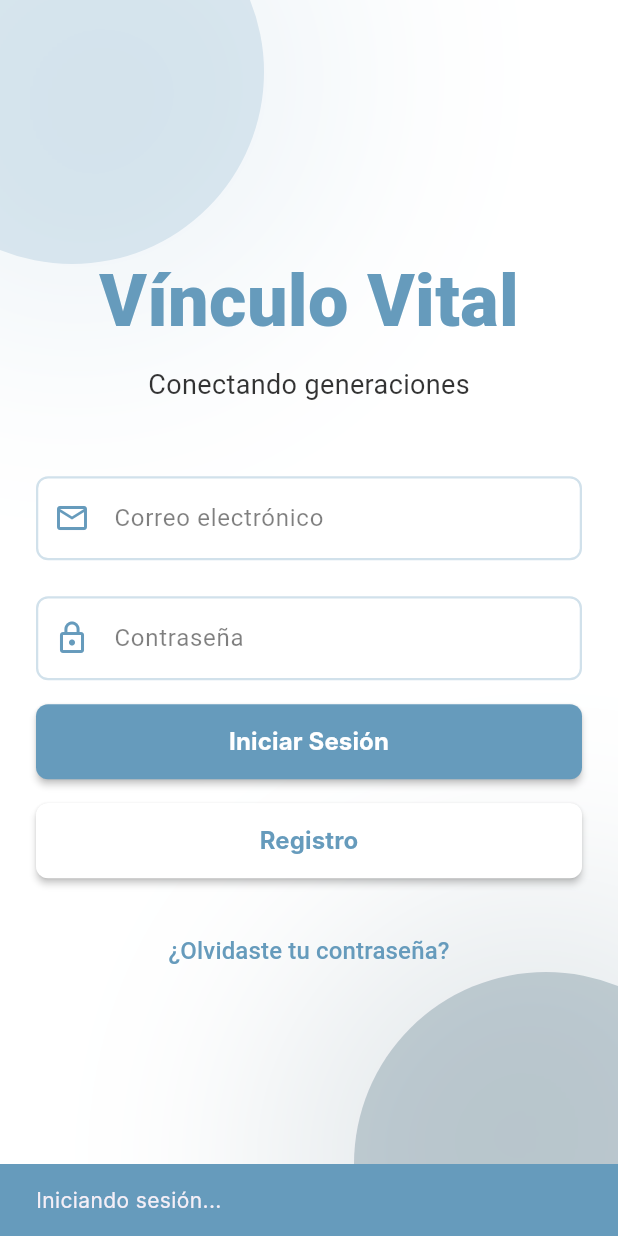
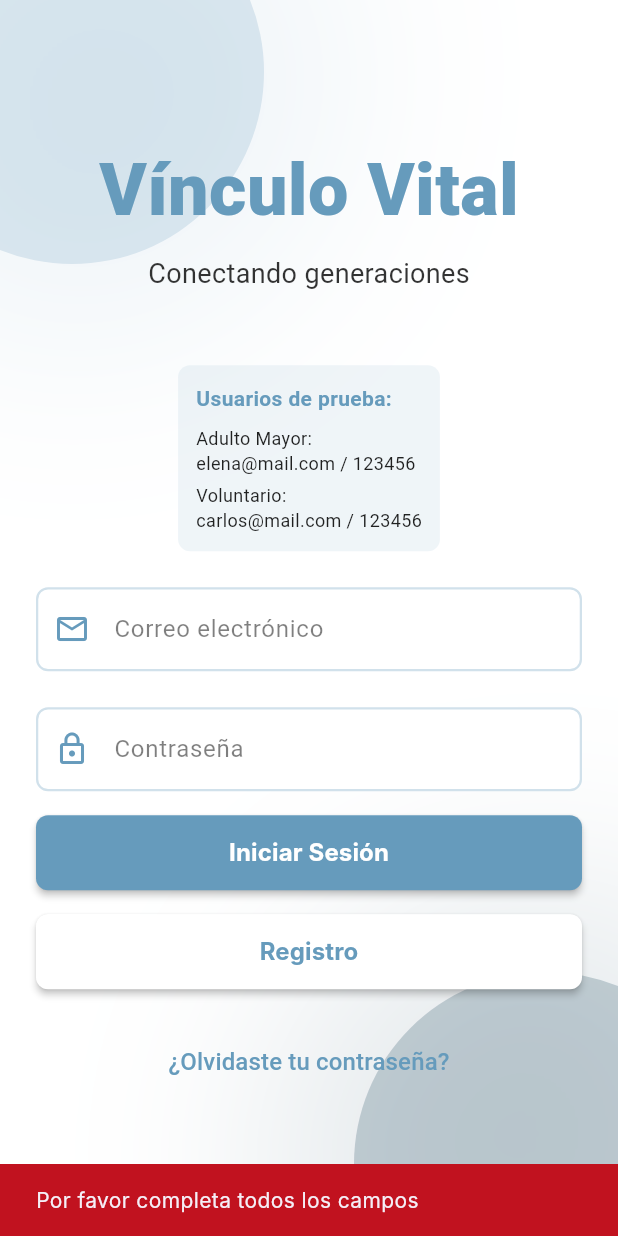
Before and after one commit to FernandaRubio74/vinculo, a Flutter app: the LoginScreen screen opened by its route, after a tap on "Iniciar Sesión", on a phone screen of 412 x 824 dp. Run offline on Flutter 3.47's test engine with Material 3 defaults, Android fonts, the phone set to English and light mode, and no system bars; our stand-ins replace flutter_riverpod, google_fonts; Roboto replaces fonts that are missing (Inter, Public Sans).

Commit message:
users of example - login

```diff
--- /dev/null
+++ b/lib/config/providers/auth_provider.dart
@@ -0,0 +1,81 @@
+// lib/providers/auth_provider.dart
+import 'package:flutter_riverpod/flutter_riverpod.dart';
+import 'package:vinculo/models/user_model.dart';
+
+// Usuarios quemados
+final hardcodedUsers = [
+  UserModel(
+    id: '1',
+    email: 'elena@mail.com',
+    password: '123456',
+    name: 'Elena Ramirez',
+    type: UserType.elderly,
+    age: 78,
+    interests: ['Jardinería', 'Lectura', 'Caminatas'],
+  ),
+  UserModel(
+    id: '2',
+    email: 'carlos@mail.com',
+    password: '123456',
+    name: 'Carlos',
+    type: UserType.volunteer,
+    age: 25,
+    interests: ['Música', 'Deportes', 'Tecnología'],
+  ),
+];
+
+// Provider del usuario actual
+final currentUserProvider = StateProvider<UserModel?>((ref) => null);
+
+// Provider del estado de autenticación
+class AuthNotifier extends StateNotifier<AuthState> {
+  AuthNotifier() : super(AuthState.unauthenticated);
+
+  Future<LoginResult> login(String email, String password) async {
+    state = AuthState.loading;
+
+    // Simular delay de red
+    await Future.delayed(const Duration(seconds: 1));
+
+    // Buscar usuario en los datos quemados
+    try {
+      final user = hardcodedUsers.firstWhere(
+        (user) => user.email == email && user.password == password,
+      );
+
+      state = AuthState.authenticated;
+      return LoginResult.success(user);
+    } catch (e) {
+      state = AuthState.unauthenticated;
+      return LoginResult.failure('Email o contraseña incorrectos');
+    }
+  }
+
+  void logout() {
+    state = AuthState.unauthenticated;
+  }
+}
+
+final authProvider = StateNotifierProvider<AuthNotifier, AuthState>((ref) {
+  return AuthNotifier();
+});
+
+enum AuthState {
+  loading,
+  authenticated,
+  unauthenticated,
+}
+
+class LoginResult {
+  final bool isSuccess;
+  final String? errorMessage;
+  final UserModel? user;
+
+  LoginResult.success(this.user)
+      : isSuccess = true,
+        errorMessage = null;
+
+  LoginResult.failure(this.errorMessage)
+      : isSuccess = false,
+        user = null;
+}
--- a/lib/screens/login_screen.dart
+++ b/lib/screens/login_screen.dart
@@ -1,16 +1,19 @@
 import 'package:flutter/material.dart';
+import 'package:flutter_riverpod/flutter_riverpod.dart';
+import 'package:vinculo/config/providers/auth_provider.dart';
 import 'package:vinculo/utils/constants.dart';
-import 'package:vinculo/widgets/custom_text_field.dart'; // Agrega este import
-import 'package:vinculo/widgets/custom_button.dart'; // Agrega este import
+import 'package:vinculo/widgets/custom_text_field.dart';
+import 'package:vinculo/widgets/custom_button.dart';
+import 'package:vinculo/models/user_model.dart';
 
-class LoginScreen extends StatefulWidget {
+class LoginScreen extends ConsumerStatefulWidget {
   const LoginScreen({super.key});
 
   @override
-  State<LoginScreen> createState() => _LoginScreenState();
+  ConsumerState<LoginScreen> createState() => _LoginScreenState();
 }
 
-class _LoginScreenState extends State<LoginScreen> {
+class _LoginScreenState extends ConsumerState<LoginScreen> {
   final TextEditingController _emailController = TextEditingController();
   final TextEditingController _passwordController = TextEditingController();
   final FocusNode _emailFocusNode = FocusNode();
@@ -27,6 +30,9 @@ class _LoginScreenState extends State<LoginScreen> {
 
   @override
   Widget build(BuildContext context) {
+    final authState = ref.watch(authProvider);
+    final isLoading = authState == AuthState.loading;
+
     return Scaffold(
       backgroundColor: AppConstants.backgroundColor,
       body: Stack(
@@ -75,7 +81,7 @@ class _LoginScreenState extends State<LoginScreen> {
           SafeArea(
             child: Center(
               child: SingleChildScrollView(
-                padding: EdgeInsets.symmetric(
+                padding: const EdgeInsets.symmetric(
                   horizontal: AppConstants.largePadding,
                   vertical: AppConstants.defaultPadding,
                 ),
@@ -87,9 +93,9 @@ class _LoginScreenState extends State<LoginScreen> {
                       // Encabezado
                       Column(
                         children: [
-                          Text(
+                          const Text(
                             AppConstants.appName,
-                            style: const TextStyle(
+                            style: TextStyle(
                               fontSize: 48,
                               fontWeight: FontWeight.w800,
                               color: AppConstants.primaryColor,
@@ -109,6 +115,49 @@ class _LoginScreenState extends State<LoginScreen> {
                       ),
 
                       const SizedBox(height: 48),
+
+                      // Información de usuarios de prueba
+                      Container(
+                        padding: const EdgeInsets.all(12),
+                        decoration: BoxDecoration(
+                          color: AppConstants.primaryColor.withOpacity(0.1),
+                          borderRadius: BorderRadius.circular(8),
+                        ),
+                        child: Column(
+                          crossAxisAlignment: CrossAxisAlignment.start,
+                          children: [
+                            const Text(
+                              'Usuarios de prueba:',
+                              style: TextStyle(
+                                fontSize: 14,
+                                fontWeight: FontWeight.bold,
+                                color: AppConstants.primaryColor,
+                                fontFamily: 'Public Sans',
+                              ),
+                            ),
+                            const SizedBox(height: 8),
+                            const Text(
+                              'Adulto Mayor:\nelena@mail.com / 123456',
+                              style: TextStyle(
+                                fontSize: 12,
+                                color: AppConstants.textColor,
+                                fontFamily: 'Public Sans',
+                              ),
+                            ),
+                            const SizedBox(height: 4),
+                            const Text(
+                              'Voluntario:\ncarlos@mail.com / 123456',
+                              style: TextStyle(
+                                fontSize: 12,
+                                color: AppConstants.textColor,
+                                fontFamily: 'Public Sans',
+                              ),
+                            ),
+                          ],
+                        ),
+                      ),
+
+                      const SizedBox(height: 24),
 
                       // Formulario
                       Column(
@@ -137,6 +186,13 @@ class _LoginScreenState extends State<LoginScreen> {
                           Column(
                             children: [
                               // Botón de iniciar sesión
+                              if (isLoading)
+                                const Center(
+                                  child: CircularProgressIndicator(
+                                    color: AppConstants.primaryColor,
+                                  ),
+                                )
+                              else
                                 CustomButton(
                                   text: 'Iniciar Sesión',
                                   onPressed: _handleLogin,
@@ -162,10 +218,7 @@ class _LoginScreenState extends State<LoginScreen> {
 
                           // Enlace de contraseña olvidada
                           TextButton(
-                            onPressed: () {
-                              // Lógica de recuperar contraseña
-                              _handleForgotPassword();
-                            },
+                            onPressed: _handleForgotPassword,
                             child: const Text(
                               '¿Olvidaste tu contraseña?',
                               style: TextStyle(
@@ -189,18 +242,38 @@ class _LoginScreenState extends State<LoginScreen> {
     );
   }
 
-  void _handleLogin() {
-    // Implementar lógica de login
-    ScaffoldMessenger.of(context).showSnackBar(
-      const SnackBar(
-        content: Text('Iniciando sesión...'),
-        backgroundColor: AppConstants.primaryColor,
-      ),
-    );
+  Future<void> _handleLogin() async {
+    final email = _emailController.text.trim();
+    final password = _passwordController.text.trim();
+
+    if (email.isEmpty || password.isEmpty) {
+      _showError('Por favor completa todos los campos');
+      return;
+    }
+
+    final authNotifier = ref.read(authProvider.notifier);
+    final result = await authNotifier.login(email, password);
+
+    if (result.isSuccess && result.user != null) {
+      // Guardar usuario actual
+      ref.read(currentUserProvider.notifier).state = result.user;
+
+      if (!mounted) return;
+
+      // Navegar según el tipo de usuario
+      if (result.user!.type == UserType.elderly) {
+        // Home para adulto mayor
+        Navigator.pushReplacementNamed(context, '/home_elderly');
+      } else {
+        // Home para voluntario
+        Navigator.pushReplacementNamed(context, '/volunteer_home');
+      }
+    } else {
+      _showError(result.errorMessage ?? 'Error al iniciar sesión');
+    }
   }
 
   void _handleForgotPassword() {
-    // Implementar lógica de recuperar contraseña
     ScaffoldMessenger.of(context).showSnackBar(
       const SnackBar(
         content: Text('Funcionalidad de recuperar contraseña'),
@@ -208,29 +281,12 @@ class _LoginScreenState extends State<LoginScreen> {
       ),
     );
   }
-}
 
-// Placeholder para la pantalla de registro
-class RegisterScreen extends StatelessWidget {
-  const RegisterScreen({super.key});
-
-  @override
-  Widget build(BuildContext context) {
-    return Scaffold(
-      appBar: AppBar(
-        title: const Text('Registro'),
-        backgroundColor: AppConstants.primaryColor,
-        foregroundColor: Colors.white,
-      ),
-      body: const Center(
-        child: Text(
-          'Pantalla de Registro\n(Próximamente)',
-          textAlign: TextAlign.center,
-          style: TextStyle(
-            fontSize: 24,
-            fontFamily: 'Public Sans',
-          ),
-        ),
+  void _showError(String message) {
+    ScaffoldMessenger.of(context).showSnackBar(
+      SnackBar(
+        content: Text(message),
+        backgroundColor: AppConstants.accentColorLight,
       ),
     );
   }
```
Also changed, not shown: lib/models/user_model.dart (added, +24 -0 lines). Lines whose indentation alone changed are shown as unchanged.
